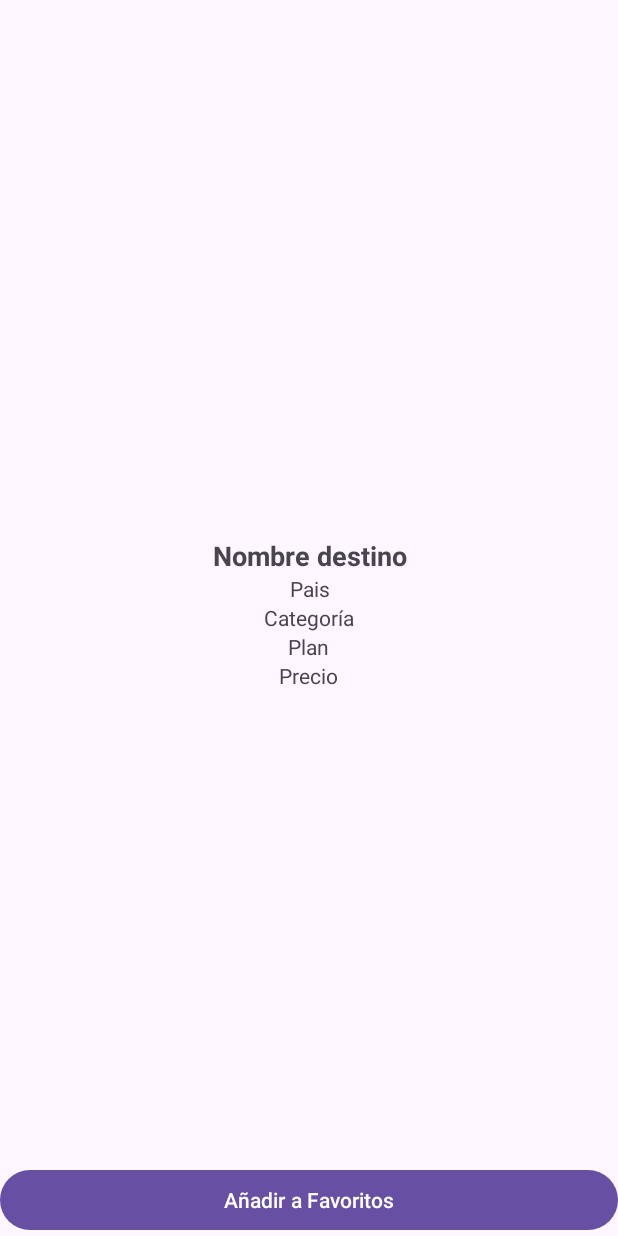
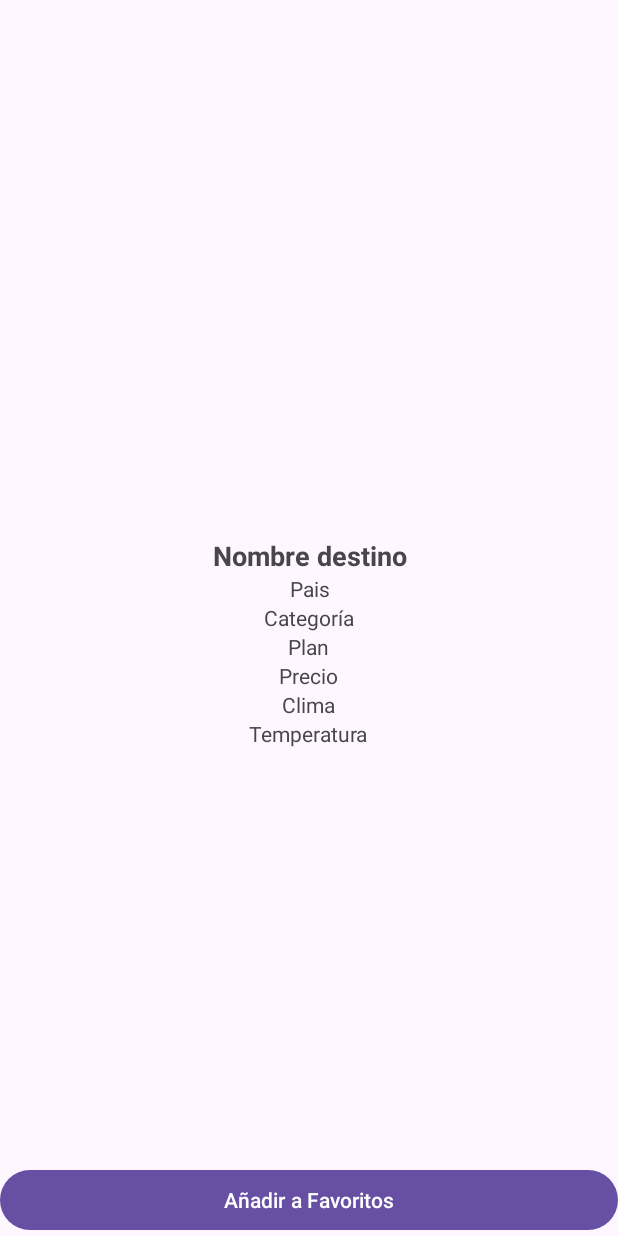
Before and after one commit to Juando26030/AppM-vilDestinosTur-sticos, an Android app: the PantallaDetalles screen opened directly, with no data from a screen before it, on a phone screen of 412 x 824 dp. Run offline under Robolectric (Android 15) with nearby library versions, the phone set to English and light mode, and no system bars.

Commit message:
Añadido llamado a API del clima

```diff
--- a/src/app/src/main/AndroidManifest.xml
+++ b/src/app/src/main/AndroidManifest.xml
@@ -14,7 +14,10 @@
         android:roundIcon="@mipmap/ic_launcher_round"
         android:supportsRtl="true"
         android:theme="@style/Theme.Taller1Destinos"
-        tools:targetApi="31">
+        tools:targetApi="31"
+        android:networkSecurityConfig="@xml/network_security_config"
+
+        >
         <activity
             android:name=".logica.PantallaDetalles"
             android:exported="false" />
--- a/src/app/src/main/res/layout/activity_pantalla_detalles.xml
+++ b/src/app/src/main/res/layout/activity_pantalla_detalles.xml
@@ -53,6 +53,20 @@
         android:text="Precio"
         android:layout_centerInParent="true"
         android:layout_below="@+id/txtPlan"/>
+    <TextView
+        android:id="@+id/txtClima"
+        android:layout_width="wrap_content"
+        android:layout_height="wrap_content"
+        android:text="Clima"
+        android:layout_centerInParent="true"
+        android:layout_below="@+id/txtPrecio"/>
+    <TextView
+        android:id="@+id/txtTemperatura"
+        android:layout_width="wrap_content"
+        android:layout_height="wrap_content"
+        android:text="Temperatura"
+        android:layout_centerInParent="true"
+        android:layout_below="@+id/txtClima"/>
     <Button
         android:id="@+id/btnAñadir"
         android:layout_width="match_parent"
```
Also changed, not shown: src/app/src/main/assets/destinos-traducidos.json (added, +19 -0 lines), src/app/src/main/java/com/example/taller1destinos/datos/Funciones.kt (+55 -3 lines), src/app/src/main/java/com/example/taller1destinos/logica/PantallaDetalles.kt (+68 -3 lines), src/app/src/main/res/xml/network_security_config.xml (added, +8 -0 lines).
